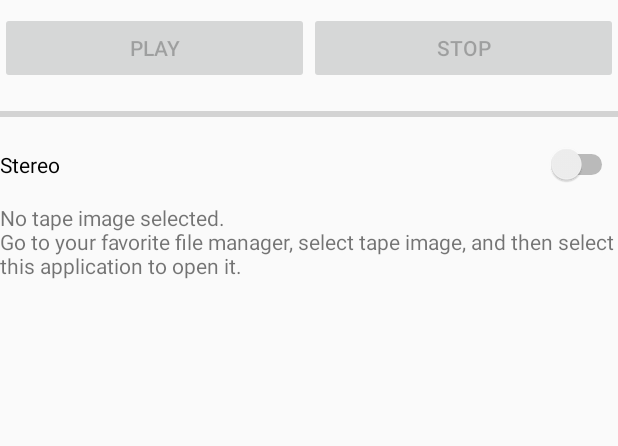
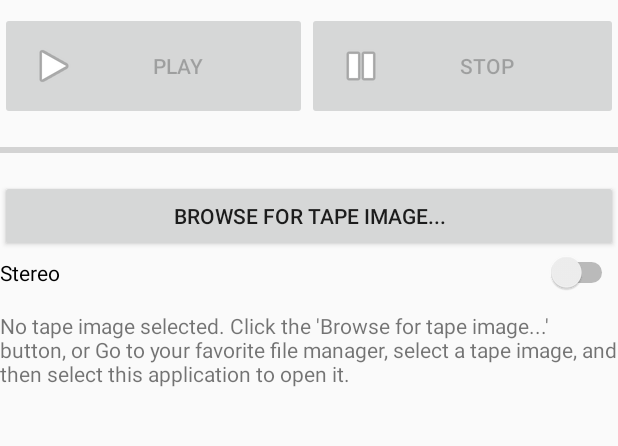
Before and after one commit to baktragh/CAS2Audio, an Android app: the screen it shows after launch (MainActivity), on a phone screen of 412 x 824 dp, the part 125-571 px from its top. Run offline under Robolectric (Android 15) with nearby library versions, the phone set to English and light mode, and no system bars.

Commit message:
Lifecycle fixed. Added "Browse button"

```diff
--- a/app/src/main/java/com/baktra/cas2audio/AudioSignalBufferedWriter.java
+++ b/app/src/main/java/com/baktra/cas2audio/AudioSignalBufferedWriter.java
@@ -173,7 +173,6 @@ public class AudioSignalBufferedWriter implements SignalWriter {
         if (internalBufferPos != 0) {
             track.write(internalBuffer, 0, internalBuffer.length - internalBufferAvail);
         }
-        //track.drain();
         track.stop();
     }
 
--- a/app/src/main/java/com/baktra/cas2audio/MainActivity.java
+++ b/app/src/main/java/com/baktra/cas2audio/MainActivity.java
@@ -1,15 +1,15 @@
 package com.baktra.cas2audio;
-
-import androidx.appcompat.app.AppCompatActivity;
 
 import android.content.Intent;
 import android.net.Uri;
 import android.os.Bundle;
 import android.view.View;
-import android.widget.EditText;
+import android.widget.Button;
 import android.widget.ProgressBar;
 import android.widget.Switch;
 import android.widget.TextView;
+
+import androidx.appcompat.app.AppCompatActivity;
 
 import java.io.File;
 import java.io.InputStream;
@@ -18,11 +18,16 @@ public class MainActivity extends AppCompatActivity {
 
     private CasTask casTask;
     private final String lnsp;
+    private static final int BROWSE_REQUEST_CODE = 100;
+    private Uri currentUri;
+    private boolean playbackInProgress;
 
     public MainActivity() {
         super();
         lnsp=System.getProperty("line.separator");
         casTask=null;
+        currentUri=null;
+        playbackInProgress=false;
     }
 
 
@@ -35,27 +40,60 @@ public class MainActivity extends AppCompatActivity {
     protected void onResume() {
 
         super.onResume();
+        TextView msgText = getMessageWidget();
+
+        /*If playback in progress, keep components as they were*/
+        if (playbackInProgress) return;
+
+        /*If the current uri==null, then try to get input file from intent*/
+        if (currentUri==null) {
+
             Intent intent = getIntent();
             Uri u = intent.getData();
-        TextView msgText = getMessageWidget();
 
+            /*Valid path selected*/
             if (u!=null && u.getPath()!=null) {
                 String filename = new File(u.getPath()).getName();
-            ((TextView) findViewById(R.id.textView)).setText(filename);
-            msgText.setText("Click PLAY to interpret the tape image");
+                setCurrentFileName(filename);
                 findViewById(R.id.btnPlay).setEnabled(true);
+                findViewById(R.id.btnStop).setEnabled(false);
+                getBrowseButton().setEnabled(true);
+                currentUri=u;
             }
+            /*There was some intent, but no valid path selected*/
             else {
-            ((TextView) findViewById(R.id.textView)).setText("CAS2Audio");
-            msgText.setText("No tape image selected."+lnsp+"Go to your favorite file manager, select tape image, and then select this application to open it.");
+                setCurrentFileName("CAS2Audio");
+                msgText.setText(
+                        "No tape image selected. Click the 'Browse for tape image...' button, or "+
+                                "Go to your favorite file manager, select a tape image, and then select this application to open it."
+                );
                 findViewById(R.id.btnPlay).setEnabled(false);
+                findViewById(R.id.btnStop).setEnabled(false);
+                getBrowseButton().setEnabled(true);
+                currentUri=null;
+            }
 
         }
+        /*Activity was resumed, we are still open with valid tape image, and no playback is in progress*/
+        else {
+            String filename = new File(currentUri.getPath()).getName();
+            setCurrentFileName(filename);
+            findViewById(R.id.btnPlay).setEnabled(true);
+            findViewById(R.id.btnStop).setEnabled(false);
+            getBrowseButton().setEnabled(true);
+        }
+
     }
 
     protected void onStop() {
         super.onStop();
+    }
 
+    protected void onDestroy() {
+        super.onDestroy();
+        if (casTask!=null) {
+            casTask.cancel(true);
+        }
     }
 
     public void onPlay(View v) {
@@ -69,7 +107,7 @@ public class MainActivity extends AppCompatActivity {
 
         /*Try to open the tape image - short, can be in  the even thread*/
         try {
-            iStream = getContentResolver().openInputStream(getIntent().getData());
+            iStream = getContentResolver().openInputStream(currentUri);
         }
         catch (Exception e) {
             getMessageWidget().setText("Unable to open the tape image:"+lnsp+Utils.getExceptionMessage(e));
@@ -88,19 +126,47 @@ public class MainActivity extends AppCompatActivity {
 
         /*Create new background task*/
         try {
-            casTask = new CasTask(instructions,findViewById(R.id.btnPlay),findViewById(R.id.btnStop),isStereo(),getMessageWidget(),getProgressBar());
+            casTask = new CasTask(instructions,findViewById(R.id.btnPlay),findViewById(R.id.btnStop),isStereo(),getMessageWidget(),getProgressBar(),getBrowseButton(),this);
         }
         catch (Exception e) {
             getMessageWidget().setText(Utils.getExceptionMessage(e));
         }
         /*Execute the task*/
         casTask.execute();
+        setPlaybackInProgress(true);
 
     }
 
     public void onStopPlaying(View v) {
         if (casTask!=null) {
             casTask.cancel(true);
+        }
+    }
+
+    /*Browse for a tape image*/
+    public void onBrowseTapeImage(android.view.View view) {
+
+        /*First, stop playing, this will set the controls*/
+        onStopPlaying(view);
+
+        /*Open a picker*/
+        Intent browseIntent = new Intent(Intent.ACTION_OPEN_DOCUMENT);
+        browseIntent.setType("*/*");
+        startActivityForResult(browseIntent, BROWSE_REQUEST_CODE);
+
+        /*And then let the activity resume with the selected file*/
+    }
+
+    public void onActivityResult(int requestCode, int resultCode, Intent resultData) {
+
+        switch (requestCode) {
+            case BROWSE_REQUEST_CODE: {
+                if (resultCode==RESULT_OK && resultData !=null) {
+                    Uri resUri = resultData.getData();
+                    currentUri=resUri;
+                }
+                break;
+            }
         }
     }
 
@@ -111,11 +177,23 @@ public class MainActivity extends AppCompatActivity {
     private boolean isStereo() {
         return ((Switch) findViewById(R.id.swChannels)).isSelected();
     }
-
     private ProgressBar getProgressBar() {
         return ((ProgressBar) findViewById(R.id.pbProgress));
     }
 
+    private Button getBrowseButton() {
+        return ((Button) findViewById(R.id.btnBrowse));
+    }
+
+    private void setCurrentFileName(String filename) {
+        ((TextView) findViewById(R.id.textView)).setText(filename);
+    }
+
+    void setPlaybackInProgress(boolean b) {
+        playbackInProgress=b;
+    }
+
+
 
 
 }
--- a/app/src/main/res/layout/activity_main.xml
+++ b/app/src/main/res/layout/activity_main.xml
@@ -29,7 +29,9 @@
                 android:layout_width="wrap_content"
                 android:layout_height="wrap_content"
                 android:layout_weight="1"
+                android:drawableLeft="@android:drawable/ic_media_play"
                 android:onClick="onPlay"
+                android:padding="20dp"
                 android:text="PLAY" />
 
             <Button
@@ -37,8 +39,10 @@
                 android:layout_width="wrap_content"
                 android:layout_height="wrap_content"
                 android:layout_weight="1"
+                android:drawableLeft="@android:drawable/ic_media_pause"
                 android:enabled="false"
                 android:onClick="onStopPlaying"
+                android:padding="20dp"
                 android:text="STOP" />
 
         </LinearLayout>
@@ -52,6 +56,13 @@
             android:layout_marginBottom="12dp"
             android:max="100"
             android:progress="0" />
+
+        <Button
+            android:id="@+id/btnBrowse"
+            android:layout_width="match_parent"
+            android:layout_height="wrap_content"
+            android:onClick="onBrowseTapeImage"
+            android:text="Browse for tape image..." />
 
         <FrameLayout
             android:layout_width="match_parent"
```
Also changed, not shown: app/src/main/java/com/baktra/cas2audio/CasTask.java (+10 -1 lines). Lines whose indentation alone changed are shown as unchanged.
